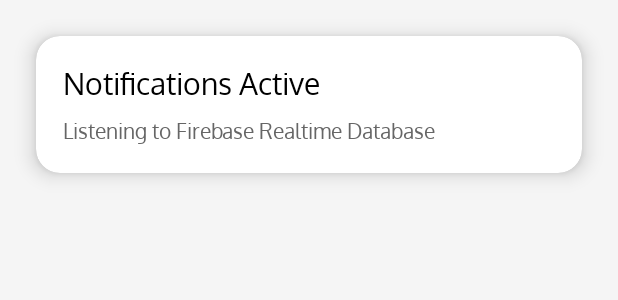
After one commit to rahulpatil8432/primeplays, an Android app: the layout activity_notification.xml on its own in the app's theme, with its tools: preview values and no code run, on a phone screen of 412 x 824 dp. The commit adds this screen. Shown: the top 300 px of the screen. Run offline under Robolectric (Android 15) with nearby library versions, the phone set to English and light mode, and no system bars.

Commit message:
notification changes

```diff
--- a/app/src/main/AndroidManifest.xml
+++ b/app/src/main/AndroidManifest.xml
@@ -3,6 +3,7 @@
 
     <uses-permission android:name="android.permission.INTERNET" />
     <uses-permission android:name="android.permission.REQUEST_INSTALL_PACKAGES"/>
+    <uses-permission android:name="android.permission.POST_NOTIFICATIONS"/>
 
     <queries>
         <intent>
--- /dev/null
+++ b/app/src/main/res/layout/activity_notification.xml
@@ -0,0 +1,58 @@
+<?xml version="1.0" encoding="utf-8"?>
+<androidx.constraintlayout.widget.ConstraintLayout
+    xmlns:android="http://schemas.android.com/apk/res/android"
+    xmlns:app="http://schemas.android.com/apk/res-auto"
+    android:background="#F5F5F5"
+    android:layout_width="match_parent"
+    android:layout_height="match_parent">
+
+    <androidx.cardview.widget.CardView
+        android:layout_width="0dp"
+        android:layout_height="wrap_content"
+        android:layout_margin="24dp"
+        app:cardCornerRadius="16dp"
+        app:cardElevation="8dp"
+        app:layout_constraintTop_toTopOf="parent"
+        app:layout_constraintStart_toStartOf="parent"
+        app:layout_constraintEnd_toEndOf="parent">
+        <ScrollView
+            android:layout_width="match_parent"
+            android:layout_height="match_parent"
+            android:layout_below="@id/toolbar">
+
+            <LinearLayout
+                android:layout_width="match_parent"
+                android:layout_height="wrap_content"
+                android:orientation="vertical"
+                android:padding="18dp">
+
+                <com.rkonline.android.latonormal
+                    android:id="@+id/text"
+                    android:text="Notifications Active"
+                    android:textSize="20sp"
+                    android:textStyle="bold"
+                    android:textColor="#000"
+                    android:layout_width="match_parent"
+                    android:layout_height="wrap_content"
+                    android:lineSpacingExtra="4dp"
+                    android:scrollbars="vertical"
+                    android:gravity="left" />
+                <com.rkonline.android.latonormal
+                    android:id="@+id/text"
+                    android:layout_marginTop="8dp"
+                    android:text="Listening to Firebase Realtime Database"
+                    android:textSize="14sp"
+                    android:textColor="#666"
+                    android:textStyle="bold"
+                    android:layout_width="match_parent"
+                    android:layout_height="wrap_content"
+                    android:lineSpacingExtra="4dp"
+                    android:scrollbars="vertical"
+                    android:gravity="left" />
+
+            </LinearLayout>
+
+        </ScrollView>
+    </androidx.cardview.widget.CardView>
+
+</androidx.constraintlayout.widget.ConstraintLayout>
```
Also changed, not shown: app/src/main/java/com/rkonline/android/MainActivity.java (+55 -1 lines), app/src/main/java/com/rkonline/android/notification/NotificationHelper.java (added, +42 -0 lines), app/src/main/java/com/rkonline/android/notification/NotificationListenerService.java (added, +46 -0 lines).
